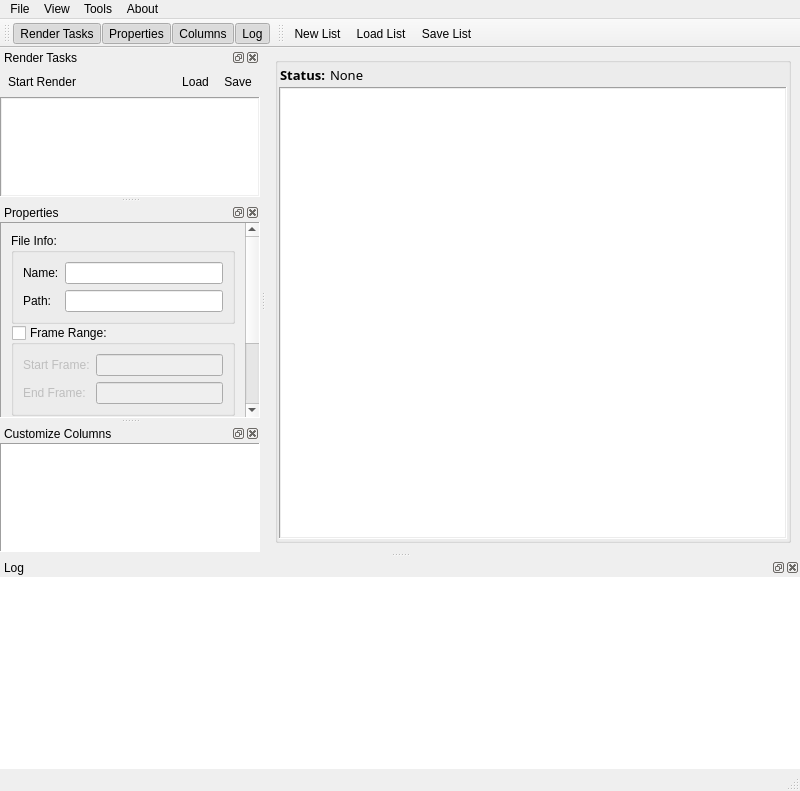
This is uis/winMain.ui in kaymatrix/lra as Qt 5 draws it before an edit. The edited form follows.
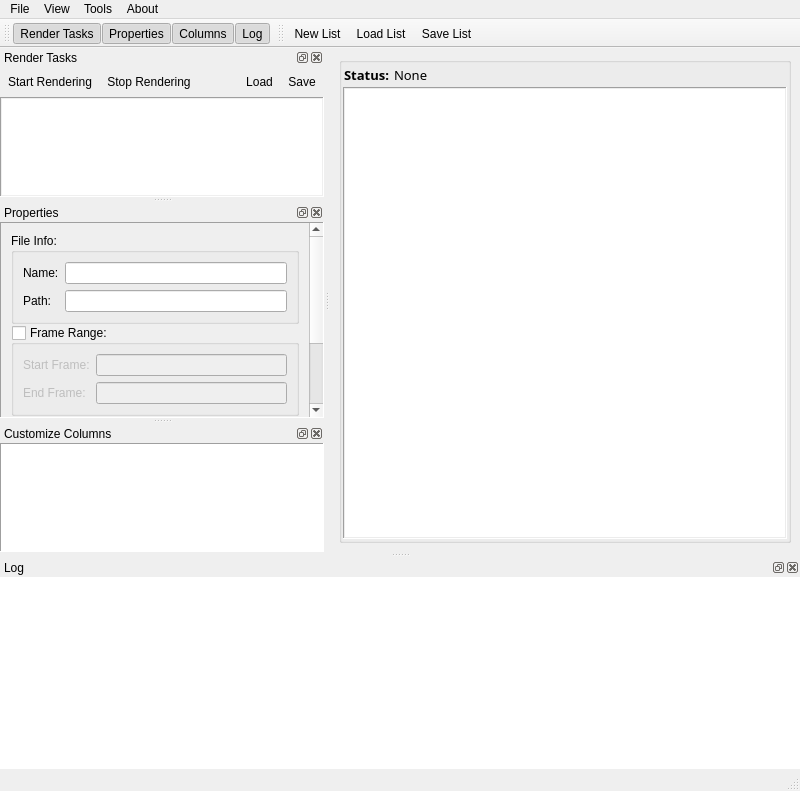
This is the edited form.

Patch:
```diff
--- a/uis/winMain.ui
+++ b/uis/winMain.ui
@@ -208,7 +208,7 @@
         <item row="0" column="0">
          <widget class="QToolButton" name="btnStartRender">
           <property name="text">
-           <string>Start Render</string>
+           <string>Start Rendering</string>
           </property>
           <property name="toolButtonStyle">
            <enum>Qt::ToolButtonTextBesideIcon</enum>
@@ -218,7 +218,7 @@
           </property>
          </widget>
         </item>
-        <item row="0" column="1">
+        <item row="0" column="2">
          <spacer name="horizontalSpacer">
           <property name="orientation">
            <enum>Qt::Horizontal</enum>
@@ -231,7 +231,7 @@
           </property>
          </spacer>
         </item>
-        <item row="0" column="3">
+        <item row="0" column="4">
          <widget class="QToolButton" name="btnRTaskSave">
           <property name="text">
            <string>Save</string>
@@ -244,7 +244,7 @@
           </property>
          </widget>
         </item>
-        <item row="0" column="2">
+        <item row="0" column="3">
          <widget class="QToolButton" name="btnRTaskLoad">
           <property name="text">
            <string>Load</string>
@@ -257,6 +257,19 @@
           </property>
          </widget>
         </item>
+        <item row="0" column="1">
+         <widget class="QToolButton" name="btnTerminate">
+          <property name="text">
+           <string>Stop Rendering</string>
+          </property>
+          <property name="toolButtonStyle">
+           <enum>Qt::ToolButtonTextBesideIcon</enum>
+          </property>
+          <property name="autoRaise">
+           <bool>true</bool>
+          </property>
+         </widget>
+        </item>
        </layout>
       </widget>
      </item>
@@ -328,7 +341,7 @@
          <rect>
           <x>0</x>
           <y>0</y>
-          <width>242</width>
+          <width>251</width>
           <height>261</height>
          </rect>
         </property>
```
